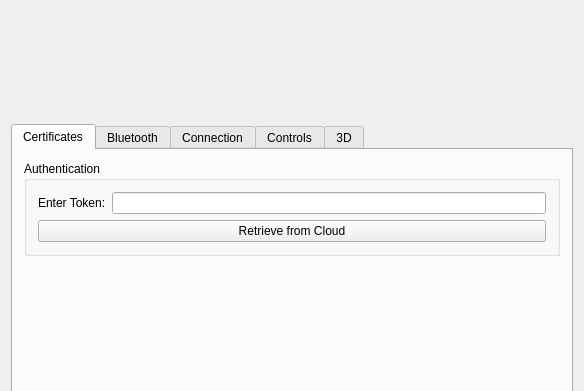
This is examples/solum_qt/solumqt.ui in clariusdev/solum as Qt 5 draws it before an edit; both pictures show x 0 to 584 and y 0 to 391 of the 584 by 705 pixel window. The edited form follows.
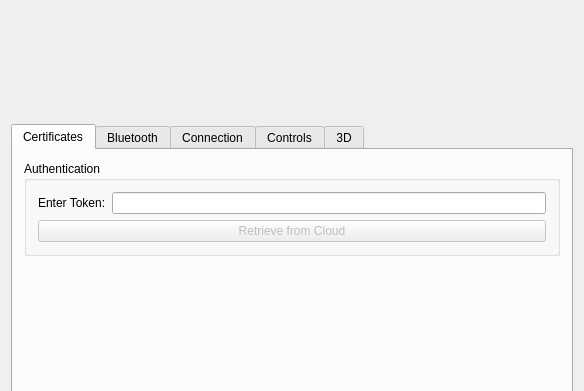
This is the edited form. Custom widgets are drawn as their Qt base class.

Commit message: Qt: Cloud: disable the Retrieve button if the token is empty

The edit to the form file:
```diff
--- a/examples/solum_qt/solumqt.ui
+++ b/examples/solum_qt/solumqt.ui
@@ -76,6 +76,9 @@
              </item>
              <item>
               <widget class="JobButton" name="retrieve">
+               <property name="enabled">
+                <bool>false</bool>
+               </property>
                <property name="text">
                 <string>Retrieve from Cloud</string>
                </property>
```
The commit also changes 1 other file.
